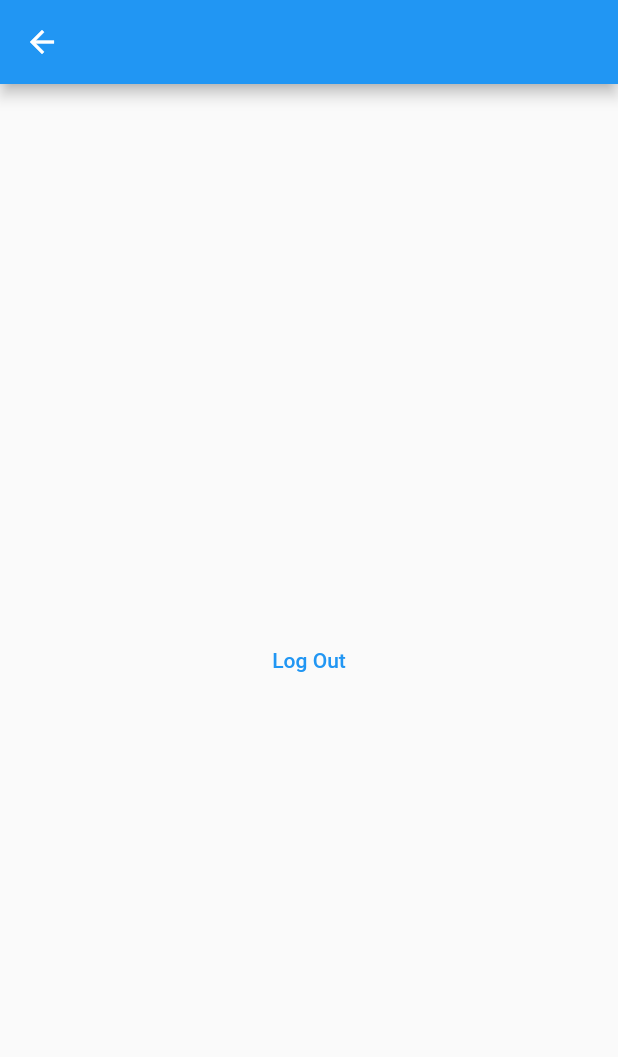
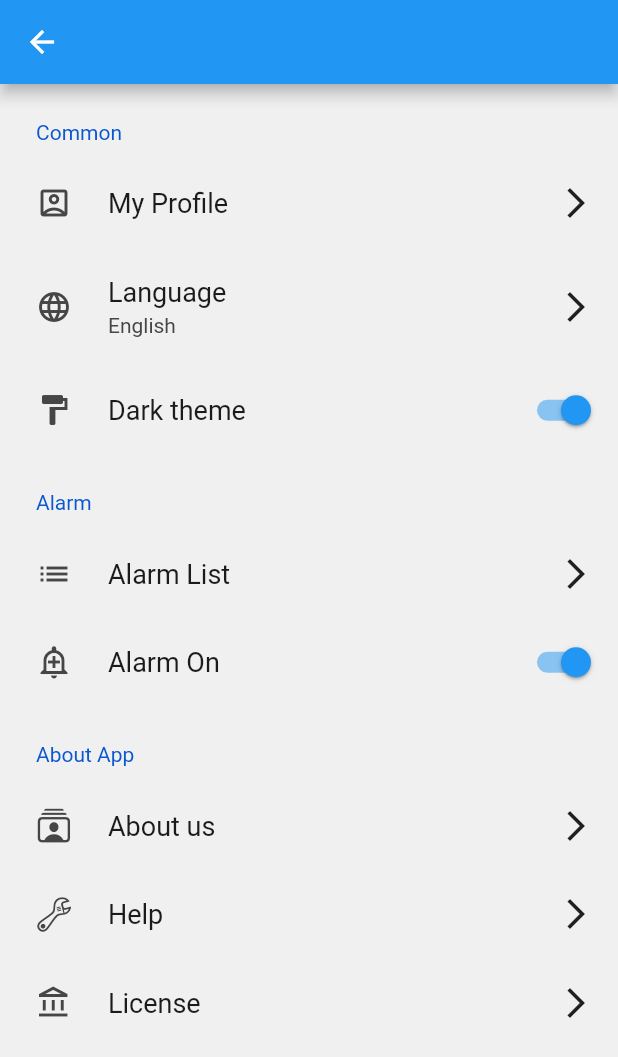
Before and after one commit to kimvjgd/uni_meet, a Flutter app: the SettingScreen screen opened directly, on a phone screen of 412 x 824 dp. Shown: the top 1057 px of the screen. Run offline on Flutter 3.47's test engine with Material 2 defaults, Android fonts, the phone set to English and light mode, and no system bars; drawn by our look-alikes of settings_ui; our stand-ins replace cloud_firestore, confetti, firebase_auth, firebase_core, firebase_messaging, firebase_storage and 6 more; accounts and stored records are empty.

Commit message:
settings ui

```diff
--- a/lib/app/ui/page/screen_index/setting/screen/setting_screen.dart
+++ b/lib/app/ui/page/screen_index/setting/screen/setting_screen.dart
@@ -1,6 +1,8 @@
 import 'package:firebase_auth/firebase_auth.dart';
+import 'package:flutter/cupertino.dart';
 import 'package:flutter/material.dart';
 import 'package:get/get.dart';
+import 'package:settings_ui/settings_ui.dart';
 import 'package:uni_meet/app/controller/auth_controller.dart';
 import 'package:uni_meet/app/data/model/app_user_model.dart';
 import 'package:uni_meet/root_page.dart';
@@ -21,11 +23,118 @@ class _SettingScreenState extends State<SettingScreen> {
       appBar: AppBar(
 
       ),
-      body: Center(
-        child: TextButton(child: Text('Log Out'),
-        onPressed: signOut,
+      body: SettingsList(
+        sections: [
+          _common(),
+          _alarm(),
+
+          _aboutApp(),
+
+        ],
+      ),
+      // body: Center(
+      //   child: TextButton(child: Text('Log Out'),
+      //   onPressed: signOut,
+      //   ),
+      // ),
+    );
+  }
+
+
+  SettingsSection _common() {
+    return SettingsSection(
+      title: Text('Common'),
+      tiles: <SettingsTile>[
+        SettingsTile.navigation(
+          leading: Icon(Icons.account_box_outlined),
+          title: Text('My Profile'),
+          // value: Text('English'),
+          onPressed: (context) {
+            // Navigator.of(context).push(MaterialPageRoute(builder: (context)=>@@@));
+          },
+          trailing: Icon(Icons.arrow_forward_ios),
         ),
-      ),
+        SettingsTile.navigation(
+          leading: Icon(Icons.language),
+          title: Text('Language'),
+          value: Text('English'),
+          onPressed: (context) {
+            // Navigator.of(context).push(MaterialPageRoute(builder: (context)=>@@@));
+          },
+          trailing: Icon(Icons.arrow_forward_ios),
+        ),
+        SettingsTile.switchTile(
+          onToggle: (value) {},
+          initialValue: true,
+          leading: Icon(Icons.format_paint),
+          title: Text('Dark theme'),
+        )
+      ],
+    );
+  }
+
+  SettingsSection _alarm() {
+    return SettingsSection(
+      title: Text('Alarm'),
+      tiles: <SettingsTile>[
+        SettingsTile.navigation(
+          leading: Icon(Icons.list),
+          title: Text('Alarm List',style: TextStyle(),),
+          onPressed: (context) {
+            // Navigator.of(context).push(MaterialPageRoute(builder: (context)=>@@@));
+          },
+          trailing: Icon(Icons.arrow_forward_ios),
+        ),
+        // SettingsTile.switchTile(     // Alarm List 안에 넣을 예정
+        //   onToggle: (value) {
+        //     setState(() {
+        //
+        //     });
+        //   },
+        //   initialValue: true,
+        //   leading: Icon(Icons.vibration),
+        //   title: Text('Vibration Mode'),
+        // ),
+        SettingsTile.switchTile(
+          onToggle: (value) {},
+          initialValue: true,
+          leading: Icon(Icons.add_alert_outlined),
+          title: Text('Alarm On'),
+        ),
+      ],
+    );
+  }
+
+
+  SettingsSection _aboutApp() {
+    return SettingsSection(
+      title: Text('About App'),
+      tiles: <SettingsTile>[
+        SettingsTile.navigation(
+          leading: Icon(CupertinoIcons.rectangle_stack_person_crop),
+          title: Text('About us'),
+          onPressed: (context) {
+            // Navigator.of(context).push(MaterialPageRoute(builder: (context)=>@@@));
+          },
+          trailing: Icon(Icons.arrow_forward_ios),
+        ),
+        SettingsTile.navigation(
+          leading: Icon(CupertinoIcons.wrench),
+          title: Text('Help'),
+          onPressed: (context) {
+            // Navigator.of(context).push(MaterialPageRoute(builder: (context)=>@@@));
+          },
+          trailing: Icon(Icons.arrow_forward_ios),
+        ),
+        SettingsTile.navigation(
+          leading: Icon(Icons.account_balance_outlined),
+          title: Text('License'),
+          onPressed: (context) {
+            // Navigator.of(context).push(MaterialPageRoute(builder: (context)=>@@@));
+          },
+          trailing: Icon(Icons.arrow_forward_ios),
+        ),
+      ],
     );
   }
 
--- a/pubspec.yaml
+++ b/pubspec.yaml
@@ -38,6 +38,7 @@ dependencies:
   timeago: ^3.2.2
   firebase_messaging: ^11.2.4
   flutter_local_notifications: ^9.4.0
+  settings_ui: ^2.0.2
 
 
 dev_dependencies:
```
Also changed, not shown: pubspec.lock.
